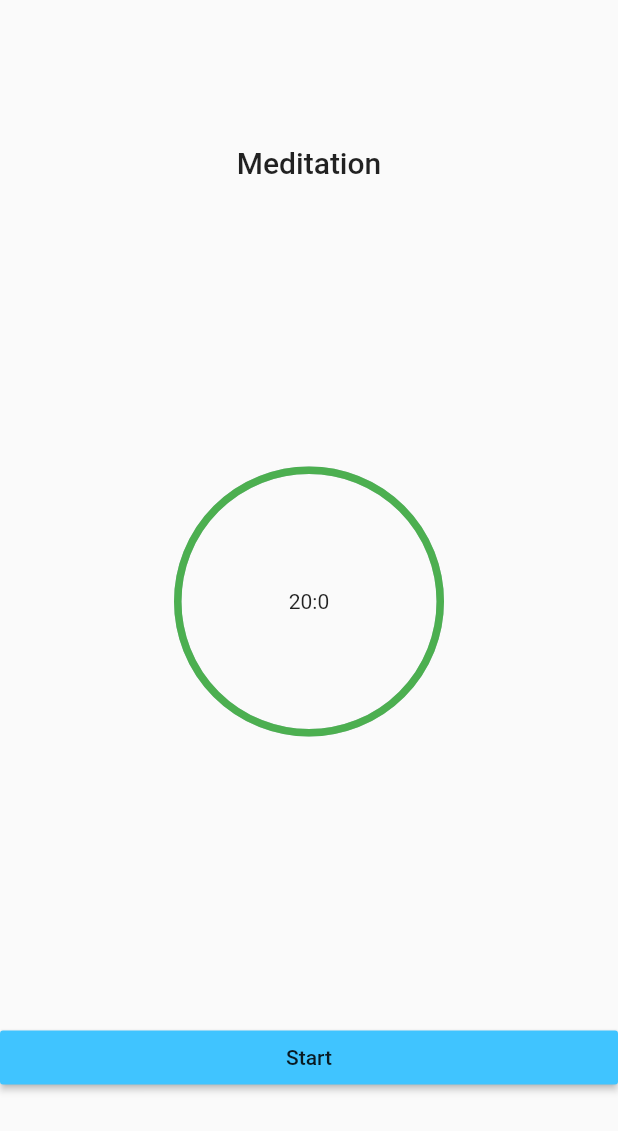
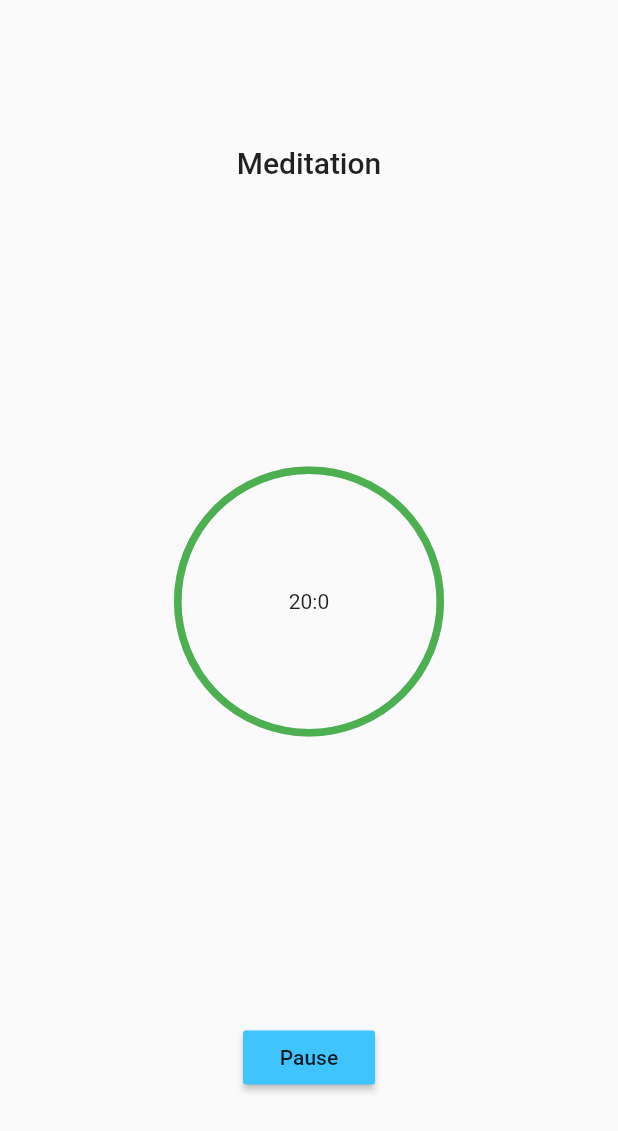
Before and after one commit to Adriano72/wccm, a Flutter app: the screen it shows after launch, item 2 of the bottom bar chosen, after a tap on "Start", on a phone screen of 412 x 824 dp. Shown: the top 1131 px of the screen. Run offline on Flutter 3.47's test engine with Material 2 defaults, Android fonts, the phone set to English and light mode, and no system bars; drawn by our look-alikes of percent_indicator; our stand-ins replace audioplayers, shared_preferences, toast, wakelock; missing offline and left inert: flutter_duration_picker; network calls fail; Roboto replaces fonts that are missing (Hind, Montserrat).

Commit message:
Lavori sul timer

```diff
--- a/lib/widgets/timer/timer_run.dart
+++ b/lib/widgets/timer/timer_run.dart
@@ -16,7 +16,7 @@ class TimerRun extends StatefulWidget {
 
 class _TimerRunState extends State<TimerRun> {
   Duration medDuration = Duration(hours: 0, minutes: 20);
-  bool timerStarted = false;
+  bool timerStarted = true;
   double timePercent = 1.0;
   Timer timer;
   dynamic playerState;
@@ -36,6 +36,7 @@ class _TimerRunState extends State<TimerRun> {
         Wakelock.toggle(on: false);
       }
     });
+    startTimer();
     super.initState();
   }
 
@@ -62,7 +63,6 @@ class _TimerRunState extends State<TimerRun> {
               timerStarted = false;
             } else {
               this.setState(() => medDuration = medDuration - oneSec);
-              print("Time left: $medDuration");
               updatePercentageIndicator();
             }
           },
@@ -89,8 +89,9 @@ class _TimerRunState extends State<TimerRun> {
   Widget build(BuildContext context) {
     return Scaffold(
       body: SafeArea(
+        child: Center(
           child: Column(
-          crossAxisAlignment: CrossAxisAlignment.stretch,
+            //crossAxisAlignment: CrossAxisAlignment.stretch,
             mainAxisAlignment: MainAxisAlignment.spaceAround,
             children: <Widget>[
               SafeArea(
@@ -120,6 +121,7 @@ class _TimerRunState extends State<TimerRun> {
                       Wakelock.toggle(on: false);
                       timer.cancel();
                       advancedPlayer.stop();
+                      //TODO: Implementare la funzione pausa.
                       this.setState(
                         () => timerStarted = false,
                       );
@@ -131,12 +133,13 @@ class _TimerRunState extends State<TimerRun> {
                       startTimer();
                     }
                   },
-                child: timerStarted ? Text("Stop") : Text("Start"),
+                  child: timerStarted ? Text("Pause") : Text("Start"),
                 ),
               ),
             ],
           ),
         ),
+      ),
     );
   }
 }
--- a/lib/widgets/timer/timer_settings.dart
+++ b/lib/widgets/timer/timer_settings.dart
@@ -36,6 +36,7 @@ class _TimerSettingsState extends State<TimerSettings> {
   @override
   void initState() {
     player.load('LaurenceBowlEnd.mp3');
+    _getStoredMedTime();
     // Checks if the AudioPlayer is playing. States available are AudioPlayerState.PLAYING (STOPPED or COMPLETED)
     // and disable screen lock is audio is STOPPED or COMPLETED and timerStarted is false (timer is not running)
     advancedPlayer.onPlayerStateChanged.listen((AudioPlayerState s) {
@@ -46,7 +47,6 @@ class _TimerSettingsState extends State<TimerSettings> {
               playerState == AudioPlayerState.STOPPED)) {
         Wakelock.toggle(on: false);
       }
-      ;
     });
     super.initState();
   }
@@ -94,9 +94,13 @@ class _TimerSettingsState extends State<TimerSettings> {
     SharedPreferences prefs = await SharedPreferences.getInstance();
     await prefs.setInt('timerPresetHours', hours);
     await prefs.setInt('timerPresetsMinutes', minutes.remainder(60));
+    print('MEDITATION TIME STORED!!!!!');
   }
 
+  //TODO Fare in modo che il timer i presenti con l'ultimo tempo selezionato
+
   Future<Map> _getStoredMedTime() async {
+    print('MEDITATION TIME GOTTEN!!!!!');
     SharedPreferences prefs = await SharedPreferences.getInstance();
     Map<String, int> storedTime = {};
     int storedMedTimeHour = (prefs.getInt('timerPresetHours'));
@@ -124,6 +128,7 @@ class _TimerSettingsState extends State<TimerSettings> {
             child: DurationPicker(
               duration: medDuration,
               onChange: (meditationDuration) {
+                print('on change****************');
                 try {
                   if (meditationDuration != null) {
                     this.setState(
@@ -141,27 +146,13 @@ class _TimerSettingsState extends State<TimerSettings> {
                       () => medDuration = Duration(minutes: 1),
                     );
                   }
+                  _storeMedTime(
+                      meditationDuration.inHours, meditationDuration.inMinutes);
                 } catch (e) {
                   print(e);
                 }
               },
               snapToMins: 1.0,
-            ),
-          ),
-          Flexible(
-            child: FlatButton(
-              onPressed: () async {
-                // Use it as a dialog, passing in an optional initial time
-                // and returning a promise that resolves to the duration
-                // chosen when the dialog is accepted. Null when cancelled.
-                Duration meditationDuration = await showDurationPicker(
-                  context: context,
-                  initialTime: medDuration,
-                );
-                _storeMedTime(
-                    meditationDuration.inHours, meditationDuration.inMinutes);
-                //Scaffold.of(context).showSnackBar(new SnackBar(content: new Text("Chose duration: $meditationDuration")));
-              },
             ),
           ),
           Flexible(
```
Lines whose indentation alone changed are shown as unchanged.
